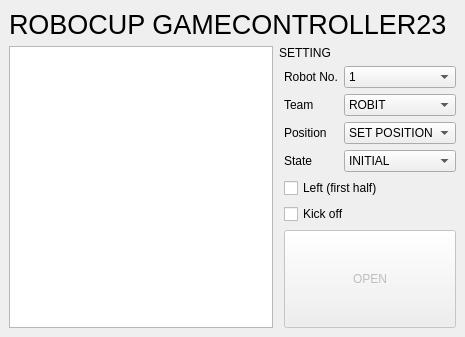
Old version of the form ui/mainwindow.ui in the repository ROBIT-KOR-teamHumanoid/gamecontroller.
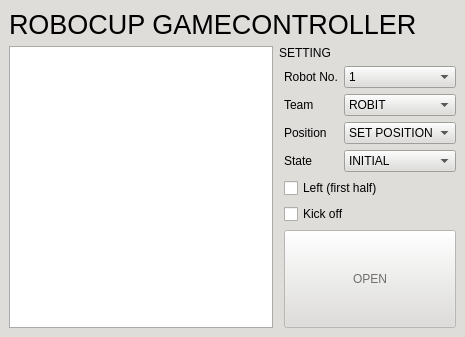
New version of the form. Icons and pictures are not drawn.

The edit to the form file:
```diff
--- a/ui/mainwindow.ui
+++ b/ui/mainwindow.ui
@@ -10,6 +10,448 @@
     <height>337</height>
    </rect>
   </property>
+  <property name="palette">
+   <palette>
+    <active>
+     <colorrole role="WindowText">
+      <brush brushstyle="SolidPattern">
+       <color alpha="255">
+        <red>0</red>
+        <green>0</green>
+        <blue>0</blue>
+       </color>
+      </brush>
+     </colorrole>
+     <colorrole role="Button">
+      <brush brushstyle="SolidPattern">
+       <color alpha="255">
+        <red>222</red>
+        <green>221</green>
+        <blue>218</blue>
+       </color>
+      </brush>
+     </colorrole>
+     <colorrole role="Light">
+      <brush brushstyle="SolidPattern">
+       <color alpha="255">
+        <red>255</red>
+        <green>255</green>
+        <blue>255</blue>
+       </color>
+      </brush>
+     </colorrole>
+     <colorrole role="Midlight">
+      <brush brushstyle="SolidPattern">
+       <color alpha="255">
+        <red>238</red>
+        <green>238</green>
+        <blue>236</blue>
+       </color>
+      </brush>
+     </colorrole>
+     <colorrole role="Dark">
+      <brush brushstyle="SolidPattern">
+       <color alpha="255">
+        <red>111</red>
+        <green>110</green>
+        <blue>109</blue>
+       </color>
+      </brush>
+     </colorrole>
+     <colorrole role="Mid">
+      <brush brushstyle="SolidPattern">
+       <color alpha="255">
+        <red>148</red>
+        <green>147</green>
+        <blue>145</blue>
+       </color>
+      </brush>
+     </colorrole>
+     <colorrole role="Text">
+      <brush brushstyle="SolidPattern">
+       <color alpha="255">
+        <red>0</red>
+        <green>0</green>
+        <blue>0</blue>
+       </color>
+      </brush>
+     </colorrole>
+     <colorrole role="BrightText">
+      <brush brushstyle="SolidPattern">
+       <color alpha="255">
+        <red>255</red>
+        <green>255</green>
+        <blue>255</blue>
+       </color>
+      </brush>
+     </colorrole>
+     <colorrole role="ButtonText">
+      <brush brushstyle="SolidPattern">
+       <color alpha="255">
+        <red>0</red>
+        <green>0</green>
+        <blue>0</blue>
+       </color>
+      </brush>
+     </colorrole>
+     <colorrole role="Base">
+      <brush brushstyle="SolidPattern">
+       <color alpha="255">
+        <red>255</red>
+        <green>255</green>
+        <blue>255</blue>
+       </color>
+      </brush>
+     </colorrole>
+     <colorrole role="Window">
+      <brush brushstyle="SolidPattern">
+       <color alpha="255">
+        <red>222</red>
+        <green>221</green>
+        <blue>218</blue>
+       </color>
+      </brush>
+     </colorrole>
+     <colorrole role="Shadow">
+      <brush brushstyle="SolidPattern">
+       <color alpha="255">
+        <red>0</red>
+        <green>0</green>
+        <blue>0</blue>
+       </color>
+      </brush>
+     </colorrole>
+     <colorrole role="AlternateBase">
+      <brush brushstyle="SolidPattern">
+       <color alpha="255">
+        <red>238</red>
+        <green>238</green>
+        <blue>236</blue>
+       </color>
+      </brush>
+     </colorrole>
+     <colorrole role="ToolTipBase">
+      <brush brushstyle="SolidPattern">
+       <color alpha="255">
+        <red>255</red>
+        <green>255</green>
+        <blue>220</blue>
+       </color>
+      </brush>
+     </colorrole>
+     <colorrole role="ToolTipText">
+      <brush brushstyle="SolidPattern">
+       <color alpha="255">
+        <red>0</red>
+        <green>0</green>
+        <blue>0</blue>
+       </color>
+      </brush>
+     </colorrole>
+     <colorrole role="PlaceholderText">
+      <brush brushstyle="SolidPattern">
+       <color alpha="128">
+        <red>0</red>
+        <green>0</green>
+        <blue>0</blue>
+       </color>
+      </brush>
+     </colorrole>
+    </active>
+    <inactive>
+     <colorrole role="WindowText">
+      <brush brushstyle="SolidPattern">
+       <color alpha="255">
+        <red>0</red>
+        <green>0</green>
+        <blue>0</blue>
+       </color>
+      </brush>
+     </colorrole>
+     <colorrole role="Button">
+      <brush brushstyle="SolidPattern">
+       <color alpha="255">
+        <red>222</red>
+        <green>221</green>
+        <blue>218</blue>
+       </color>
+      </brush>
+     </colorrole>
+     <colorrole role="Light">
+      <brush brushstyle="SolidPattern">
+       <color alpha="255">
+        <red>255</red>
+        <green>255</green>
+        <blue>255</blue>
+       </color>
+      </brush>
+     </colorrole>
+     <colorrole role="Midlight">
+      <brush brushstyle="SolidPattern">
+       <color alpha="255">
+        <red>238</red>
+        <green>238</green>
+        <blue>236</blue>
+       </color>
+      </brush>
+     </colorrole>
+     <colorrole role="Dark">
+      <brush brushstyle="SolidPattern">
+       <color alpha="255">
+        <red>111</red>
+        <green>110</green>
+        <blue>109</blue>
+       </color>
+      </brush>
+     </colorrole>
+     <colorrole role="Mid">
+      <brush brushstyle="SolidPattern">
+       <color alpha="255">
+        <red>148</red>
+        <green>147</green>
+        <blue>145</blue>
+       </color>
+      </brush>
+     </colorrole>
+     <colorrole role="Text">
+      <brush brushstyle="SolidPattern">
+       <color alpha="255">
+        <red>0</red>
+        <green>0</green>
+        <blue>0</blue>
+       </color>
+      </brush>
+     </colorrole>
+     <colorrole role="BrightText">
+      <brush brushstyle="SolidPattern">
+       <color alpha="255">
+        <red>255</red>
+        <green>255</green>
+        <blue>255</blue>
+       </color>
+      </brush>
+     </colorrole>
+     <colorrole role="ButtonText">
+      <brush brushstyle="SolidPattern">
+       <color alpha="255">
+        <red>0</red>
+        <green>0</green>
+        <blue>0</blue>
+       </color>
+      </brush>
+     </colorrole>
+     <colorrole role="Base">
+      <brush brushstyle="SolidPattern">
+       <color alpha="255">
+        <red>255</red>
+        <green>255</green>
+        <blue>255</blue>
+       </color>
+      </brush>
+     </colorrole>
+     <colorrole role="Window">
+      <brush brushstyle="SolidPattern">
+       <color alpha="255">
+        <red>222</red>
+        <green>221</green>
+        <blue>218</blue>
+       </color>
+      </brush>
+     </colorrole>
+     <colorrole role="Shadow">
+      <brush brushstyle="SolidPattern">
+       <color alpha="255">
+        <red>0</red>
+        <green>0</green>
+        <blue>0</blue>
+       </color>
+      </brush>
+     </colorrole>
+     <colorrole role="AlternateBase">
+      <brush brushstyle="SolidPattern">
+       <color alpha="255">
+        <red>238</red>
+        <green>238</green>
+        <blue>236</blue>
+       </color>
+      </brush>
+     </colorrole>
+     <colorrole role="ToolTipBase">
+      <brush brushstyle="SolidPattern">
+       <color alpha="255">
+        <red>255</red>
+        <green>255</green>
+        <blue>220</blue>
+       </color>
+      </brush>
+     </colorrole>
+     <colorrole role="ToolTipText">
+      <brush brushstyle="SolidPattern">
+       <color alpha="255">
+        <red>0</red>
+        <green>0</green>
+        <blue>0</blue>
+       </color>
+      </brush>
+     </colorrole>
+     <colorrole role="PlaceholderText">
+      <brush brushstyle="SolidPattern">
+       <color alpha="128">
+        <red>0</red>
+        <green>0</green>
+        <blue>0</blue>
+       </color>
+      </brush>
+     </colorrole>
+    </inactive>
+    <disabled>
+     <colorrole role="WindowText">
+      <brush brushstyle="SolidPattern">
+       <color alpha="255">
+        <red>111</red>
+        <green>110</green>
+        <blue>109</blue>
+       </color>
+      </brush>
+     </colorrole>
+     <colorrole role="Button">
+      <brush brushstyle="SolidPattern">
+       <color alpha="255">
+        <red>222</red>
+        <green>221</green>
+        <blue>218</blue>
+       </color>
+      </brush>
+     </colorrole>
+     <colorrole role="Light">
+      <brush brushstyle="SolidPattern">
+       <color alpha="255">
+        <red>255</red>
+        <green>255</green>
+        <blue>255</blue>
+       </color>
+      </brush>
+     </colorrole>
+     <colorrole role="Midlight">
+      <brush brushstyle="SolidPattern">
+       <color alpha="255">
+        <red>238</red>
+        <green>238</green>
+        <blue>236</blue>
+       </color>
+      </brush>
+     </colorrole>
+     <colorrole role="Dark">
+      <brush brushstyle="SolidPattern">
+       <color alpha="255">
+        <red>111</red>
+        <green>110</green>
+        <blue>109</blue>
+       </color>
+      </brush>
+     </colorrole>
+     <colorrole role="Mid">
+      <brush brushstyle="SolidPattern">
+       <color alpha="255">
+        <red>148</red>
+        <green>147</green>
+        <blue>145</blue>
+       </color>
+      </brush>
+     </colorrole>
+     <colorrole role="Text">
+      <brush brushstyle="SolidPattern">
+       <color alpha="255">
+        <red>111</red>
+        <green>110</green>
+        <blue>109</blue>
+       </color>
+      </brush>
+     </colorrole>
+     <colorrole role="BrightText">
+      <brush brushstyle="SolidPattern">
+       <color alpha="255">
+        <red>255</red>
+        <green>255</green>
+        <blue>255</blue>
+       </color>
+      </brush>
+     </colorrole>
+     <colorrole role="ButtonText">
+      <brush brushstyle="SolidPattern">
+       <color alpha="255">
+        <red>111</red>
+        <green>110</green>
+        <blue>109</blue>
+       </color>
+      </brush>
+     </colorrole>
+     <colorrole role="Base">
+      <brush brushstyle="SolidPattern">
+       <color alpha="255">
+        <red>222</red>
+        <green>221</green>
+        <blue>218</blue>
+       </color>
+      </brush>
+     </colorrole>
+     <colorrole role="Window">
+      <brush brushstyle="SolidPattern">
+       <color alpha="255">
+        <red>222</red>
+        <green>221</green>
+        <blue>218</blue>
+       </color>
+      </brush>
+     </colorrole>
+     <colorrole role="Shadow">
+      <brush brushstyle="SolidPattern">
+       <color alpha="255">
+        <red>0</red>
+        <green>0</green>
+        <blue>0</blue>
+       </color>
+      </brush>
+     </colorrole>
+     <colorrole role="AlternateBase">
+      <brush brushstyle="SolidPattern">
+       <color alpha="255">
+        <red>222</red>
+        <green>221</green>
+        <blue>218</blue>
+       </color>
+      </brush>
+     </colorrole>
+     <colorrole role="ToolTipBase">
+      <brush brushstyle="SolidPattern">
+       <color alpha="255">
+        <red>255</red>
+        <green>255</green>
+        <blue>220</blue>
+       </color>
+      </brush>
+     </colorrole>
+     <colorrole role="ToolTipText">
+      <brush brushstyle="SolidPattern">
+       <color alpha="255">
+        <red>0</red>
+        <green>0</green>
+        <blue>0</blue>
+       </color>
+      </brush>
+     </colorrole>
+     <colorrole role="PlaceholderText">
+      <brush brushstyle="SolidPattern">
+       <color alpha="128">
+        <red>0</red>
+        <green>0</green>
+        <blue>0</blue>
+       </color>
+      </brush>
+     </colorrole>
+    </disabled>
+   </palette>
+  </property>
   <property name="windowTitle">
    <string>ROBOCUP 2023 GAMECONTROLLER ver2.10.2</string>
   </property>
@@ -36,7 +478,7 @@
         <item>
          <widget class="QLabel" name="label_title">
           <property name="text">
-           <string>&lt;html&gt;&lt;head/&gt;&lt;body&gt;&lt;p&gt;&lt;span style=&quot; font-size:20pt;&quot;&gt;ROBOCUP GAMECONTROLLER23&lt;/span&gt;&lt;/p&gt;&lt;/body&gt;&lt;/html&gt;</string>
+           <string>&lt;html&gt;&lt;head/&gt;&lt;body&gt;&lt;p&gt;&lt;span style=&quot; font-size:20pt;&quot;&gt;ROBOCUP GAMECONTROLLER&lt;/span&gt;&lt;/p&gt;&lt;/body&gt;&lt;/html&gt;</string>
           </property>
          </widget>
         </item>
```
Left out of the diff: 6 changed lines with no effect on the pictures.
